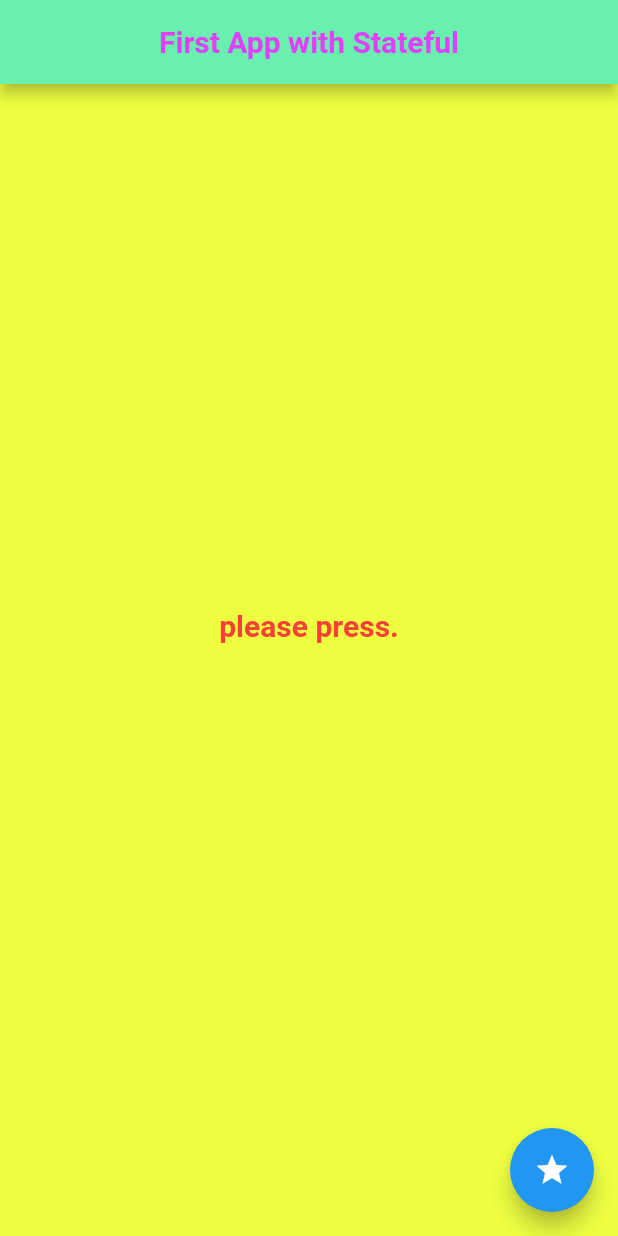
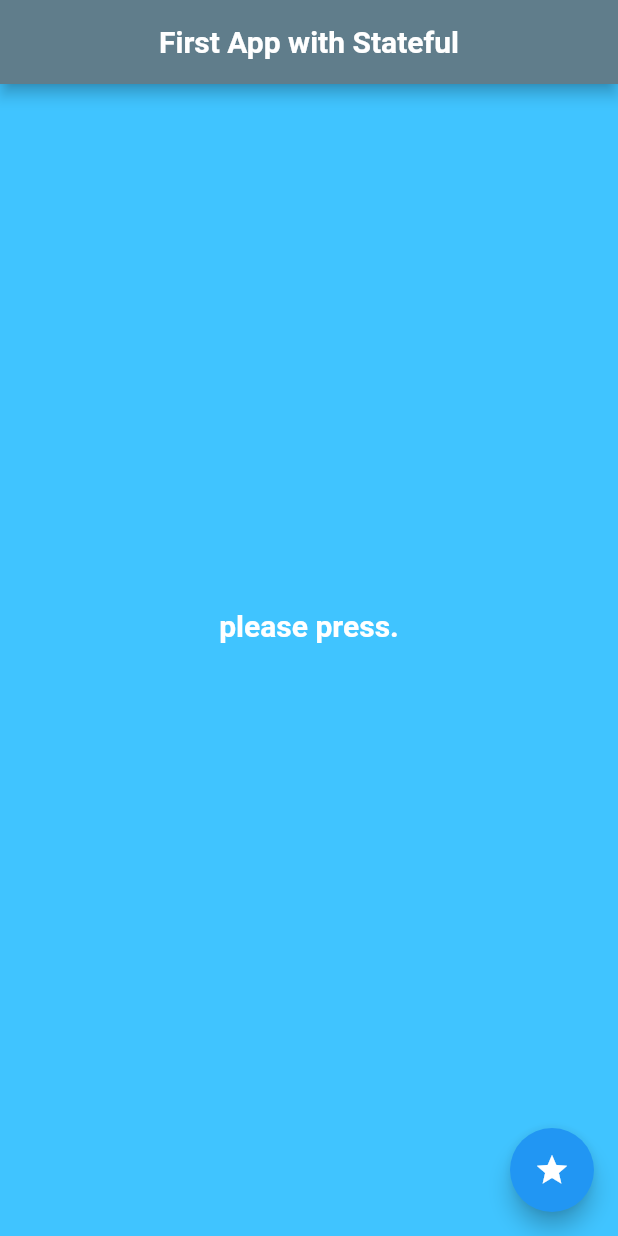
Before and after one commit to syu-kwsk/flutter_play, a Flutter app: the screen it shows after launch, on a phone screen of 412 x 824 dp. Run offline on Flutter 3.47's test engine with Material 2 defaults, Android fonts, the phone set to English and light mode, and no system bars.

Commit message:
Change app color

```diff
--- a/lib/main.dart
+++ b/lib/main.dart
@@ -13,9 +13,9 @@ class MyApp extends StatelessWidget {
       title: 'first step',
       theme: new ThemeData(
         primarySwatch: Colors.red,
-        primaryColor: Colors.greenAccent,
+        primaryColor: Colors.blueGrey,
         accentColor: Colors.blue,
-        canvasColor: Colors.limeAccent,
+        canvasColor: Colors.lightBlueAccent,
       ),
       home: new HomePage(
         title: this.title,
@@ -87,7 +87,7 @@ class _HomePageState extends State<HomePage> {
         title: Center(
           child: Text(widget.title,
             style: TextStyle(fontSize: 20,
-                color: Colors.purpleAccent,
+                color: Colors.white,
                 fontWeight: FontWeight.w700,
                 fontFamily: "Roboto"),
           ),
@@ -98,7 +98,7 @@ class _HomePageState extends State<HomePage> {
         child: Text(
           _message + '\n\n',
           style: TextStyle(fontSize: 20,
-              color: Colors.red,
+              color: Colors.white,
               fontWeight: FontWeight.w700,
               fontFamily: "Roboto"
           ),
```
